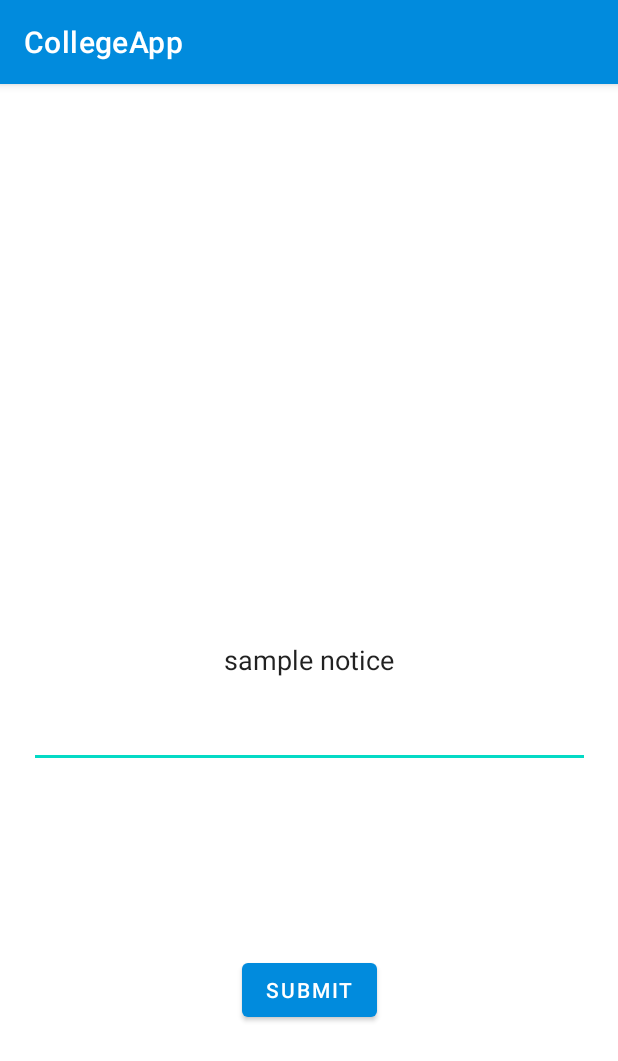
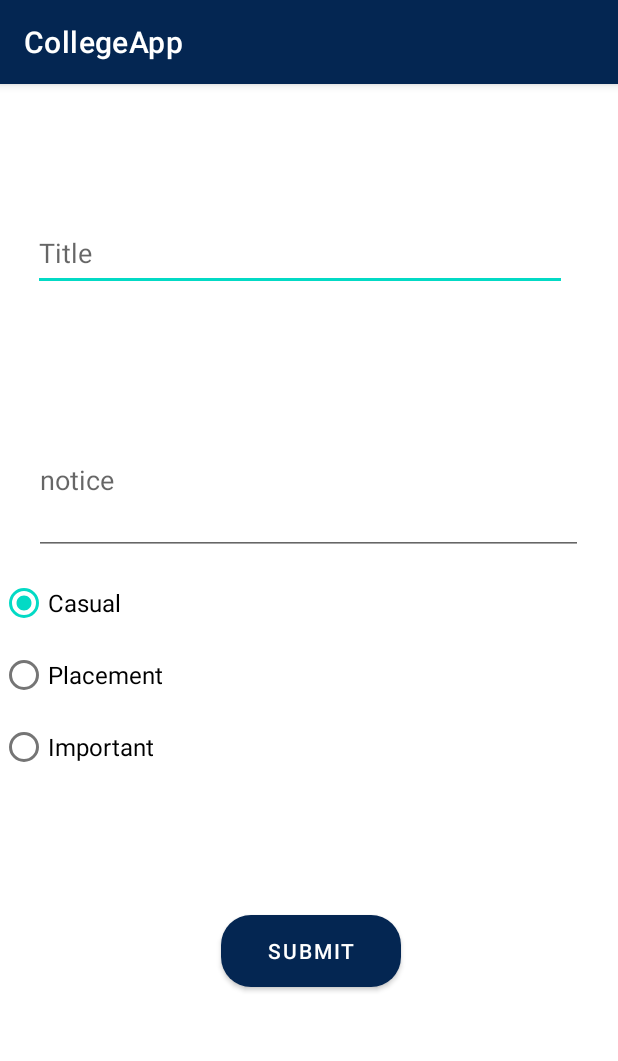
Before and after one commit to Koushik0901/CollegeApp, an Android app: the uploadNotice screen opened directly, with no data from a screen before it, after a tap on "SUBMIT", on a phone screen of 412 x 824 dp. Shown: the top 1061 px of the screen. Run offline under Robolectric (Android 15) with nearby library versions, the phone set to English and light mode, and no system bars; libraries missing offline, so code that uses them is left out: io.realm, io.realm.mongodb, org.bson; 9 statements that could not run were skipped.

Commit message:
UI updates

```diff
--- a/app/src/main/java/com/example/collegeapp/uploadNotice.java
+++ b/app/src/main/java/com/example/collegeapp/uploadNotice.java
@@ -5,6 +5,8 @@ import android.util.Log;
 import android.view.View;
 import android.widget.Button;
 import android.widget.EditText;
+import android.widget.RadioButton;
+import android.widget.RadioGroup;
 import android.widget.Toast;
 
 import org.bson.Document;
@@ -29,8 +31,11 @@ public class uploadNotice extends AppCompatActivity {
     User user;
     App app;
     MongoCollection<Document> mongoCollection;
+
     Button uploadBtn;
-    EditText text;
+    EditText NoticeInput, TitleInput;
+    RadioGroup radioGroup;
+    String category;
 
     @Override
     protected void onCreate(Bundle savedInstanceState) {
@@ -39,18 +44,35 @@ public class uploadNotice extends AppCompatActivity {
         app = new App(new AppConfiguration.Builder(appId).build());
 
         uploadBtn = (Button) findViewById(R.id.uploadBtn);
-        text = (EditText) findViewById(R.id.editTextTextPersonName);
+        NoticeInput = (EditText) findViewById(R.id.addNotice);
+        TitleInput = (EditText) findViewById(R.id.NoticeTitle);
+        radioGroup = (RadioGroup) findViewById(R.id.RadioGroup);
+
+        radioGroup.setOnCheckedChangeListener((group, checkedId) -> {
+                    RadioButton radioButton = (RadioButton) group.findViewById(checkedId);
+        });
+
 
         user = app.currentUser();
         Log.v("AUTH", user + " " + user.getId());
         mongoClient = user.getMongoClient("mongodb-atlas");
         mongoDatabase = mongoClient.getDatabase("CollegeData");
-        mongoCollection = mongoDatabase.getCollection("Attendance");
+        mongoCollection = mongoDatabase.getCollection("Notice");
 
         uploadBtn.setOnClickListener(new View.OnClickListener() {
             @Override
             public void onClick(View view) {
-                String notice = text.getText().toString();
+                String notice = NoticeInput.getText().toString();
+                String title = TitleInput.getText().toString();
+
+                int selectedId = radioGroup.getCheckedRadioButtonId();
+                if (selectedId == -1) {
+                    category = "casual";
+                }
+                else {
+                    RadioButton radioButton = (RadioButton) radioGroup.findViewById(selectedId);
+                    category = radioButton.getText().toString();
+                }
                 // create a document for find query
                 Document queryFilter = new Document("notice", notice);
                 // init a mongo collection find task
@@ -64,7 +86,7 @@ public class uploadNotice extends AppCompatActivity {
                             Document result = results.next();
                             Toast.makeText(getApplicationContext(), "Already Exists", Toast.LENGTH_LONG).show();
                             // update the result
-                            result.append("notice", notice);
+                            result.append("title", title).append("notice", notice).append("category", category);
                             mongoCollection.updateOne(queryFilter, result).getAsync(updateResult -> {
                                 if (updateResult.isSuccess()) {
                                     Log.v("Update", "Update successful");
@@ -78,7 +100,7 @@ public class uploadNotice extends AppCompatActivity {
                         else {
                             // insert a document to the collection
                             mongoCollection.insertOne(
-                                    new Document("notice", notice)
+                                    new Document("user_id", user.getId()).append("title", title).append("notice", notice).append("category", category)
                             ).getAsync(result -> {
                                 if (result.isSuccess()) {
                                     Log.v("Insert", "Insert successful");
--- /dev/null
+++ b/app/src/main/res/drawable/roundedbutton.xml
@@ -0,0 +1,10 @@
+<?xml version="1.0" encoding="utf-8"?>
+<shape xmlns:android="http://schemas.android.com/apk/res/android" android:shape="rectangle" android:padding="10dp">
+    <solid android:color="@color/primary"/> <!-- this one is ths color of the Rounded Button -->
+    <corners android:radius="20dp"/>
+    <padding
+        android:bottom="5dp"
+        android:left="10dp"
+        android:right="10dp"
+        android:top="5dp"/>
+</shape>
--- a/app/src/main/res/layout/activity_login.xml
+++ b/app/src/main/res/layout/activity_login.xml
@@ -2,7 +2,6 @@
 <RelativeLayout xmlns:android="http://schemas.android.com/apk/res/android"
     xmlns:tools="http://schemas.android.com/tools"
     android:layout_width="match_parent"
-    android:background="#042652"
     android:layout_height="match_parent">
 
     <TextView
@@ -25,13 +24,14 @@
 
     <com.google.android.material.button.MaterialButton
         android:id="@+id/loginbtn"
-        android:layout_width="wrap_content"
+        android:layout_width="120dp"
         android:layout_height="wrap_content"
+        android:layout_marginTop="30dp"
         android:layout_below="@+id/editTextDate"
         android:layout_centerHorizontal="true"
+        android:background="@drawable/roundedbutton"
         android:text="@string/loginbutton"
         android:textAlignment="center"
-        android:textColor="#000000"
         tools:ignore="TextContrastCheck,TextContrastCheck" />
 
     <TextView
--- a/app/src/main/res/layout/activity_main.xml
+++ b/app/src/main/res/layout/activity_main.xml
@@ -21,14 +21,17 @@
         app:layout_constraintVertical_bias="0.88"
         app:srcCompat="@drawable/logo_png" />
 
-    <Button
+    <com.google.android.material.button.MaterialButton
         android:id="@+id/teacher_btn"
         android:layout_width="0dp"
-        android:layout_height="64dp"
+        android:layout_height="54dp"
         android:layout_marginStart="129dp"
         android:layout_marginTop="88dp"
         android:layout_marginEnd="124dp"
         android:text="@string/button1"
+        android:background="@drawable/roundedbutton"
+        app:backgroundTint="@color/white"
+        android:textColor="@color/black"
         app:layout_constraintBottom_toBottomOf="parent"
         app:layout_constraintEnd_toEndOf="parent"
         app:layout_constraintHorizontal_bias="0.0"
@@ -37,14 +40,17 @@
         app:layout_constraintVertical_bias="0.68"
         tools:ignore="DuplicateSpeakableTextCheck" />
 
-    <Button
+    <com.google.android.material.button.MaterialButton
         android:id="@+id/student_btn"
         android:layout_width="0dp"
-        android:layout_height="64dp"
+        android:layout_height="54dp"
         android:layout_marginStart="129dp"
         android:layout_marginTop="88dp"
         android:layout_marginEnd="124dp"
         android:text="@string/button2"
+        android:background="@drawable/roundedbutton"
+        app:backgroundTint="@color/white"
+        android:textColor="@color/black"
         app:layout_constraintBottom_toBottomOf="parent"
         app:layout_constraintEnd_toEndOf="parent"
         app:layout_constraintHorizontal_bias="0.0"
--- a/app/src/main/res/layout/activity_upload_attendance.xml
+++ b/app/src/main/res/layout/activity_upload_attendance.xml
@@ -4,7 +4,6 @@
     xmlns:tools="http://schemas.android.com/tools"
     android:layout_width="match_parent"
     android:layout_height="match_parent"
-    android:background="#042652"
     tools:context=".uploadAttendance">
 
     <EditText
@@ -34,17 +33,17 @@
 
     <Button
         android:id="@+id/upload"
-        android:layout_width="match_parent"
+        android:layout_width="128dp"
         android:layout_height="wrap_content"
         android:layout_alignParentStart="true"
         android:layout_alignParentEnd="true"
         android:layout_alignParentBottom="true"
         android:layout_centerHorizontal="true"
-        android:layout_marginStart="1dp"
-        android:layout_marginEnd="4dp"
-        android:layout_marginBottom="226dp"
+        android:layout_marginStart="147dp"
+        android:layout_marginEnd="136dp"
+        android:layout_marginBottom="191dp"
+        android:background="@drawable/roundedbutton"
         android:text="@string/upload"
-        android:textColor="#000000"
         tools:ignore="TextContrastCheck" />
 
     <EditText
--- a/app/src/main/res/layout/activity_upload_mark.xml
+++ b/app/src/main/res/layout/activity_upload_mark.xml
@@ -206,10 +206,11 @@
 
     <Button
         android:id="@+id/submit"
-        android:layout_width="wrap_content"
+        android:layout_width="120dp"
         android:layout_height="wrap_content"
         android:layout_marginBottom="52dp"
         android:text="@string/upload"
+        android:background="@drawable/roundedbutton"
         app:layout_constraintBottom_toBottomOf="parent"
         app:layout_constraintEnd_toEndOf="parent"
         app:layout_constraintStart_toStartOf="parent"
--- a/app/src/main/res/layout/activity_upload_notice.xml
+++ b/app/src/main/res/layout/activity_upload_notice.xml
@@ -6,27 +6,76 @@
     android:layout_height="match_parent">
 
     <EditText
-        android:id="@+id/editTextTextPersonName"
-        android:layout_width="374dp"
-        android:layout_height="144dp"
-        android:layout_weight="1"
+        android:id="@+id/NoticeTitle"
+        android:layout_width="356dp"
+        android:layout_height="50dp"
+        android:layout_marginStart="22dp"
+        android:layout_marginTop="88dp"
+        android:layout_marginEnd="28dp"
         android:ems="10"
-        android:inputType="textPersonName"
-        android:text="sample notice"
-        android:textAlignment="center"
-        app:layout_constraintBottom_toBottomOf="parent"
+        android:hint="Title"
         app:layout_constraintEnd_toEndOf="parent"
+        app:layout_constraintHorizontal_bias="0.0"
         app:layout_constraintStart_toStartOf="parent"
         app:layout_constraintTop_toTopOf="parent" />
 
+    <EditText
+        android:id="@+id/addNotice"
+        android:layout_width="366dp"
+        android:layout_height="99dp"
+        android:layout_weight="1"
+        android:ems="10"
+        android:hint="notice"
+        app:layout_constraintBottom_toBottomOf="parent"
+        app:layout_constraintEnd_toEndOf="parent"
+        app:layout_constraintHorizontal_bias="0.488"
+        app:layout_constraintStart_toStartOf="parent"
+        app:layout_constraintTop_toTopOf="parent"
+        app:layout_constraintVertical_bias="0.321" />
+
     <Button
         android:id="@+id/uploadBtn"
-        android:layout_width="wrap_content"
+        android:layout_width="120dp"
         android:layout_height="wrap_content"
-        android:layout_marginTop="124dp"
+        android:layout_marginTop="240dp"
         android:layout_weight="1"
         android:text="submit"
-        app:layout_constraintEnd_toEndOf="@+id/editTextTextPersonName"
-        app:layout_constraintStart_toStartOf="@+id/editTextTextPersonName"
-        app:layout_constraintTop_toBottomOf="@+id/editTextTextPersonName" />
+        android:background="@drawable/roundedbutton"
+        app:layout_constraintEnd_toEndOf="@+id/addNotice"
+        app:layout_constraintHorizontal_bias="0.508"
+        app:layout_constraintStart_toStartOf="@+id/addNotice"
+        app:layout_constraintTop_toBottomOf="@+id/addNotice" />
+
+    <RadioGroup
+        android:id="@+id/RadioGroup"
+        android:layout_width="fill_parent"
+        android:layout_height="wrap_content"
+        android:layout_marginTop="322dp"
+        app:layout_constraintEnd_toEndOf="parent"
+        app:layout_constraintStart_toStartOf="parent"
+        app:layout_constraintTop_toTopOf="parent">
+
+        <RadioButton
+            android:id="@+id/placement_radio"
+            android:layout_width="fill_parent"
+            android:layout_height="wrap_content"
+            android:text="Casual"
+            android:textSize="16dp"
+            android:checked="true"/>
+
+        <RadioButton
+            android:id="@+id/casual_radio"
+            android:layout_width="fill_parent"
+            android:layout_height="wrap_content"
+            android:text="Placement"
+            android:textSize="16dp" />
+
+        <RadioButton
+            android:id="@+id/imp_radio"
+            android:layout_width="fill_parent"
+            android:layout_height="wrap_content"
+            android:text="Important"
+            android:textSize="16dp" />
+    </RadioGroup>
+
 </androidx.constraintlayout.widget.ConstraintLayout>
--- a/app/src/main/res/values/colors.xml
+++ b/app/src/main/res/values/colors.xml
@@ -10,4 +10,5 @@
     <color name="white">#FFFFFFFF</color>
     <color name="red">#FF0000</color>
     <color name="colorgreen">#96c896</color>
+    <color name="primary">#042652</color>
 </resources>
--- a/app/src/main/res/values/themes.xml
+++ b/app/src/main/res/values/themes.xml
@@ -2,8 +2,8 @@
     <!-- Base application theme. -->
     <style name="Theme.CollegeApp" parent="Theme.MaterialComponents.DayNight.DarkActionBar">
         <!-- Primary brand color. -->
-        <item name="colorPrimary">#018BDD</item>
-        <item name="colorPrimaryVariant">@color/purple_700</item>
+        <item name="colorPrimary">#042652</item>
+        <item name="colorPrimaryVariant">#042652</item>
         <item name="colorOnPrimary">@color/white</item>
         <!-- Secondary brand color. -->
         <item name="colorSecondary">@color/teal_200</item>
```
